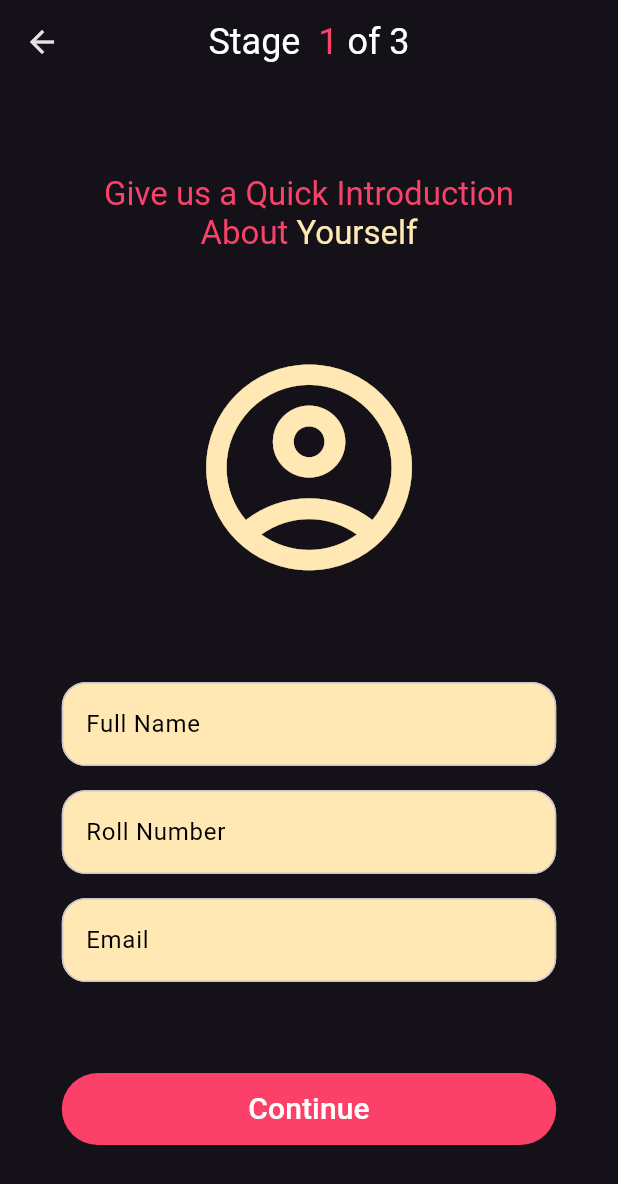
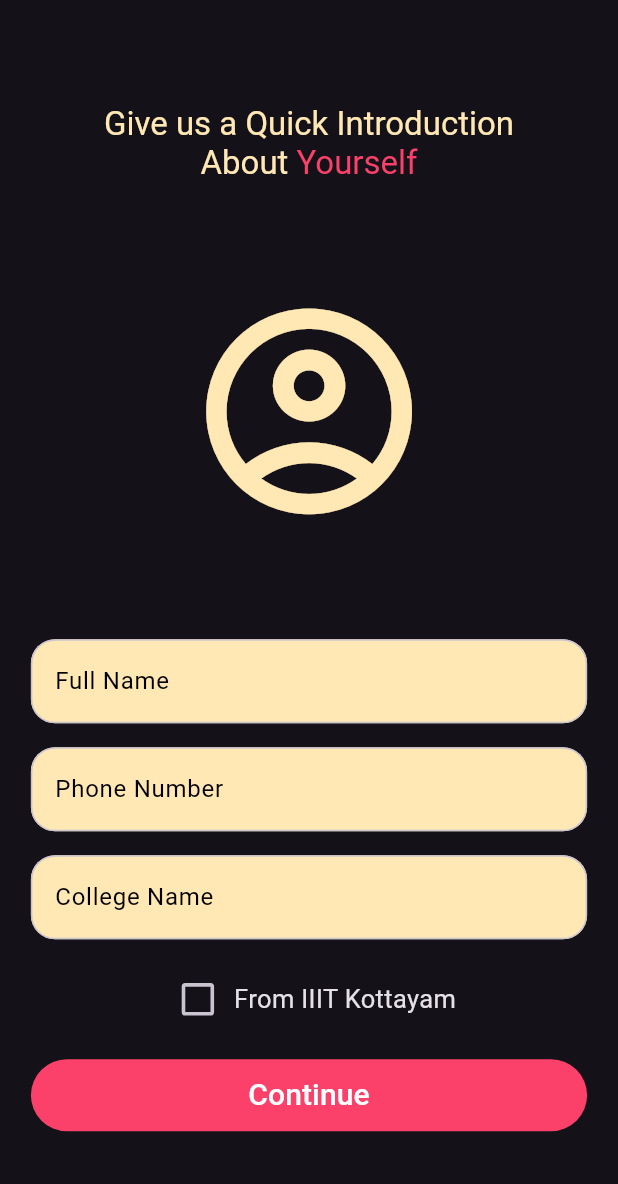
Before and after one commit to siddharthO3/Apoorv-App, a Flutter app: the SignUpScreen screen opened by its route, on a phone screen of 412 x 824 dp. Shown: the top 1184 px of the screen. Run offline on Flutter 3.47's test engine with Material 3 defaults, Android fonts, the phone set to English and light mode, and no system bars; our stand-ins replace firebase_core, flutter_dotenv, qr_flutter; accounts and stored records are empty.

Commit message:
Fixed Signup Flow & aded profile page!

```diff
--- a/lib/screens/signup-flow/signup.dart
+++ b/lib/screens/signup-flow/signup.dart
@@ -2,29 +2,43 @@ import 'package:apoorv_app/constants.dart';
 import 'package:apoorv_app/screens/homepage/homepage.dart';
 import 'package:flutter/material.dart';
 
-class SignUpScreen extends StatelessWidget {
+class SignUpScreen extends StatefulWidget {
   static const routeName = '/sign-up-1';
-  const SignUpScreen({super.key});
+  SignUpScreen({super.key});
+
+  @override
+  State<SignUpScreen> createState() => _SignUpScreenState();
+}
+
+class _SignUpScreenState extends State<SignUpScreen> {
+  final _formKey = GlobalKey<FormState>();
+
+  bool isChecked = false;
 
   @override
   Widget build(BuildContext context) {
+    const Set<MaterialState> interactiveStates = <MaterialState>{
+      MaterialState.pressed,
+      MaterialState.hovered,
+      MaterialState.focused,
+    };
     return Scaffold(
-      appBar: AppBar(
-          centerTitle: true,
-          title: RichText(
-            text: const TextSpan(
-              children: [
-                TextSpan(text: 'Stage '),
-                TextSpan(
-                    text: ' 1', style: TextStyle(color: Constants.redColor)),
-                TextSpan(text: ' of 3'),
-              ],
-              style: TextStyle(fontSize: 24),
-            ),
-          )),
+      // appBar: AppBar(
+      //     centerTitle: true,
+      //     title: RichText(
+      //       text: const TextSpan(
+      //         children: [
+      //           TextSpan(text: 'Stage '),
+      //           TextSpan(
+      //               text: ' 1', style: TextStyle(color: Constants.redColor)),
+      //           TextSpan(text: ' of 3'),
+      //         ],
+      //         style: TextStyle(fontSize: 24),
+      //       ),
+      //     )),
       body: Padding(
         padding: EdgeInsets.symmetric(
-            horizontal: MediaQuery.of(context).size.width * 0.1),
+            horizontal: MediaQuery.of(context).size.width * 0.05),
         child: SizedBox(
           width: double.infinity,
           child: Column(
@@ -37,13 +51,13 @@ class SignUpScreen extends StatelessWidget {
                   children: [
                     TextSpan(
                         text: 'Give us a Quick Introduction\n',
-                        style: TextStyle(color: Constants.redColor)),
+                        style: TextStyle(color: Constants.yellowColor)),
                     TextSpan(
                         text: 'About ',
-                        style: TextStyle(color: Constants.redColor)),
+                        style: TextStyle(color: Constants.yellowColor)),
                     TextSpan(
                         text: 'Yourself',
-                        style: TextStyle(color: Constants.yellowColor)),
+                        style: TextStyle(color: Constants.redColor)),
                   ],
                   style:
                       TextStyle(fontFamily: 'Libre Baskerville', fontSize: 22),
@@ -56,9 +70,16 @@ class SignUpScreen extends StatelessWidget {
                 size: MediaQuery.of(context).size.width * 0.4,
               ),
               Form(
+                key: _formKey,
                 child: Column(
                   children: [
                     TextFormField(
+                        validator: (value) {
+                          if (value == null || value.isEmpty) {
+                            return "Only Letters!";
+                          }
+                          return null;
+                        },
                         decoration: InputDecoration(
                           border: OutlineInputBorder(
                               borderRadius: BorderRadius.circular(16)),
@@ -68,35 +89,109 @@ class SignUpScreen extends StatelessWidget {
                           hintStyle: const TextStyle(color: Colors.black),
                         )),
                     Constants.gap,
+                    if (isChecked)
+                      Column(
+                        children: [
                           TextFormField(
+                              validator: (value) {
+                                if (value == null ||
+                                    value.isEmpty ||
+                                    !RegExp(r"(2020|2021|2022|2023)(bcs|bec|bcy|bds|BCS|BEC|BCY|BDS)0\d{3}")
+                                        .hasMatch(value!)) {
+                                  return "You know the format";
+                                }
+                                return null;
+                              },
+                              decoration: InputDecoration(
+                                border: OutlineInputBorder(
+                                    borderSide: BorderSide(width: 50),
+                                    borderRadius: BorderRadius.circular(16)),
+                                filled: true,
+                                fillColor: Constants.yellowColor,
+                                hintText: 'Roll Number',
+                                hintStyle: TextStyle(color: Colors.black),
+                              )),
+                          Constants.gap,
+                        ],
+                      ),
+                    // TextFormField(
+                    //     decoration: InputDecoration(
+                    //         border: OutlineInputBorder(
+                    //             borderRadius: BorderRadius.circular(16)),
+                    //         filled: true,
+                    //         fillColor: Constants.yellowColor,
+                    //         hintText: 'Email',
+                    //         hintStyle: TextStyle(color: Colors.black))),
+                    // Constants.gap,
+                    TextFormField(
+                        validator: (value) {
+                          if (value == null || value.isEmpty) {
+                            return "Only Numbers!";
+                          }
+                          return null;
+                        },
                         decoration: InputDecoration(
                           border: OutlineInputBorder(
                               borderRadius: BorderRadius.circular(16)),
                           filled: true,
                           fillColor: Constants.yellowColor,
-                        label: const Text('Roll Number',
-                            style: TextStyle(color: Colors.black))),
-                  ),
+                          hintText: 'Phone Number',
+                          hintStyle: const TextStyle(color: Colors.black),
+                        )),
                     Constants.gap,
                     TextFormField(
+                        validator: (value) {
+                          if (value == null || value.isEmpty) {
+                            return "Fill your college name!";
+                          }
+                          return null;
+                        },
                         decoration: InputDecoration(
                           border: OutlineInputBorder(
                               borderRadius: BorderRadius.circular(16)),
                           filled: true,
                           fillColor: Constants.yellowColor,
-                        label: const Text('Email',
-                            style: TextStyle(color: Colors.black))),
+                          hintText: 'College Name',
+                          hintStyle: const TextStyle(color: Colors.black),
+                        )),
+                    Constants.gap,
+                    Row(
+                      mainAxisAlignment: MainAxisAlignment.center,
+                      children: [
+                        Transform.scale(
+                          scale: 1.2,
+                          child: Checkbox(
+                            value: isChecked,
+                            onChanged: (bool? value) {
+                              setState(() {
+                                isChecked = value!;
+                              });
+                            },
                           ),
+                        ),
+                        Text(
+                            style: TextStyle(fontSize: 17),
+                            "From IIIT Kottayam"),
                       ],
-              )),
+                    ),
+                    Constants.gap,
                     FilledButton(
-                onPressed: () =>
-                    Navigator.of(context).pushNamed(HomePage.routeName),
+                      onPressed: () {
+                        if (_formKey.currentState!.validate()) {
+                          ScaffoldMessenger.of(context).showSnackBar(
+                            const SnackBar(content: Text('Logging In')),
+                          );
+                          Navigator.of(context).pushNamed(HomePage.routeName);
+                        }
+                      },
                       style: ButtonStyle(
-                    backgroundColor:
-                        MaterialStateProperty.all<Color>(Constants.redColor),
+                          backgroundColor: MaterialStateProperty.all<Color>(
+                              Constants.redColor),
                           foregroundColor:
                               MaterialStateProperty.all<Color>(Colors.white)),
+                      child: Container(
+                        height: 48,
+                        alignment: Alignment.center,
                         child: Container(
                           height: 48,
                           alignment: Alignment.center,
@@ -106,7 +201,11 @@ class SignUpScreen extends StatelessWidget {
                             textAlign: TextAlign.center,
                           ),
                         ),
-              )
+                      ),
+                    ),
+                  ],
+                ),
+              ),
             ],
           ),
         ),
```
Also changed, not shown: lib/main.dart (+8 -8 lines), lib/screens/homepage/Profile/profile.dart (added, +87 -0 lines), lib/screens/homepage/feed/feed.dart (+4 -7 lines), lib/screens/homepage/homepage.dart (+29 -21 lines), lib/screens/homepage/points/points.dart (+18 -19 lines), lib/screens/homepage/shop/shop.dart (+4 -7 lines), lib/screens/profile.dart (deleted, +0 -86 lines), pubspec.lock. Lines whose indentation alone changed are shown as unchanged.
